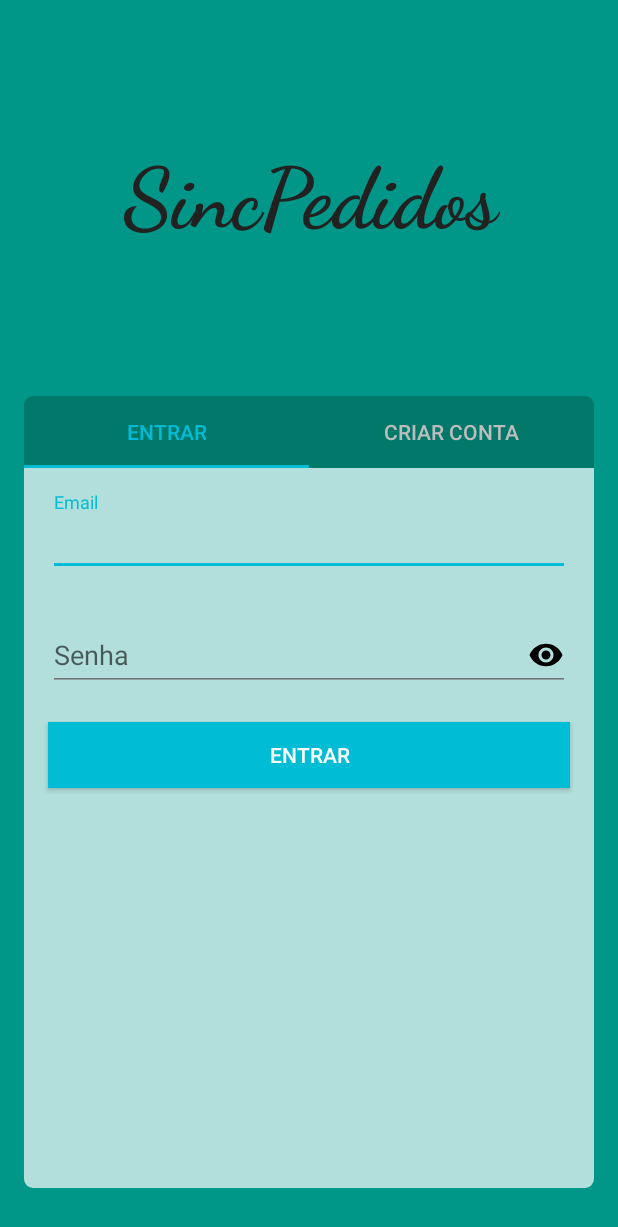
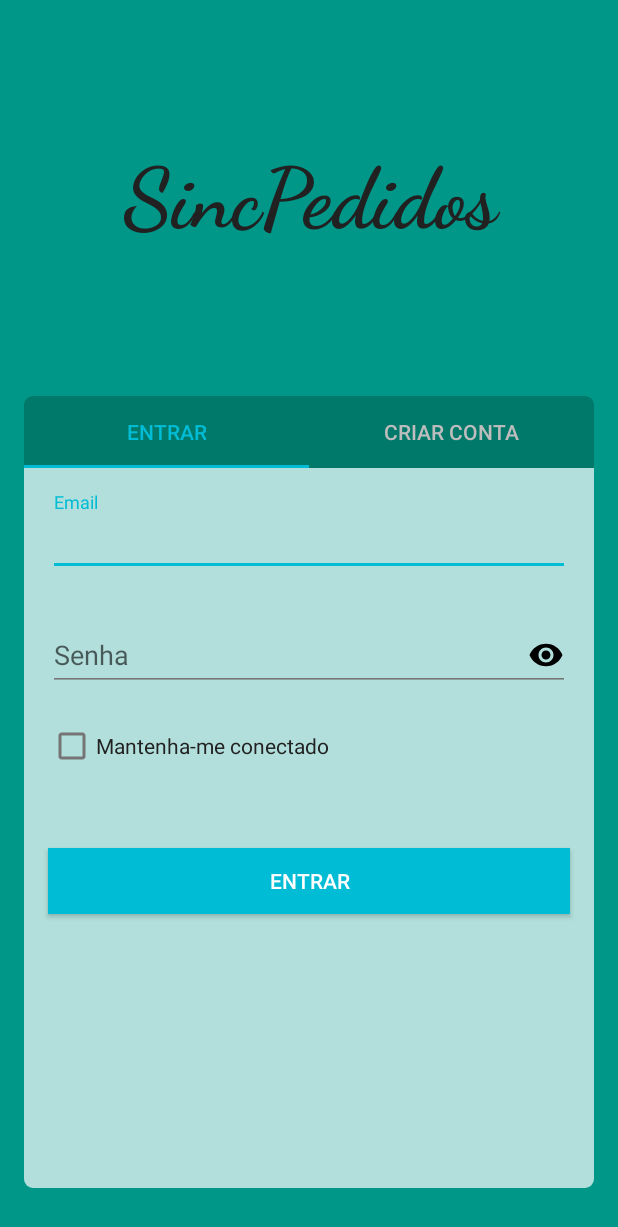
Before and after one commit to FelipeGaleote/AndroidRestaurante, an Android app: the screen it shows after launch (AuthenticationActivity), on a phone screen of 412 x 824 dp. Shown: the top 1227 px of the screen. Run offline under Robolectric (Android 15) with nearby library versions, the phone set to English and light mode, and no system bars; our stand-ins replace ButterKnife.

Commit message:
Adiciona a opcao de manter conectado na tela de login

```diff
--- a/app/src/main/res/layout/fragment_login.xml
+++ b/app/src/main/res/layout/fragment_login.xml
@@ -47,7 +47,6 @@
         app:layout_constraintTop_toBottomOf="@id/login_email_input_layout"
         android:layout_marginStart="16dp"
         android:layout_marginEnd="16dp"
-        android:layout_marginBottom="32dp"
         app:errorEnabled="true">
         <android.support.design.widget.TextInputEditText
             android:layout_width="match_parent"
@@ -57,16 +56,26 @@
             android:inputType="textPassword"/>
     </android.support.design.widget.TextInputLayout>
 
+    <CheckBox
+        android:id="@+id/login_save_password_checkbox"
+        android:layout_width="wrap_content"
+        android:layout_height="wrap_content"
+        android:text="@string/keep_me_loged_in"
+        android:textColor="@color/colorPrimaryText"
+        app:layout_constraintTop_toBottomOf="@id/login_senha_input_layout"
+        app:layout_constraintStart_toStartOf="parent"
+        android:layout_marginStart="16dp"/>
+
     <Button
         android:id="@+id/login_logar_btn"
         android:layout_width="match_parent"
         android:layout_height="44dp"
-        app:layout_constraintTop_toBottomOf="@id/login_senha_input_layout"
+        app:layout_constraintTop_toBottomOf="@id/login_save_password_checkbox"
         app:layout_constraintStart_toStartOf="parent"
         app:layout_constraintEnd_toEndOf="parent"
+        android:layout_marginTop="52dp"
         android:layout_marginStart="16dp"
         android:layout_marginEnd="16dp"
-        android:layout_marginBottom="32dp"
         android:padding="6dp"
         android:background="@color/colorAccent"
         android:text="@string/login"
--- a/app/src/main/res/values/strings.xml
+++ b/app/src/main/res/values/strings.xml
@@ -8,4 +8,5 @@
     <string name="cadastrar_conta">Criar conta</string>
     <string name="campo_obrigatorio">Este campo é obrigatório</string>
     <string name="invalid_email">Formato de email inválido</string>
+    <string name="keep_me_loged_in">Mantenha-me conectado</string>
 </resources>
```
